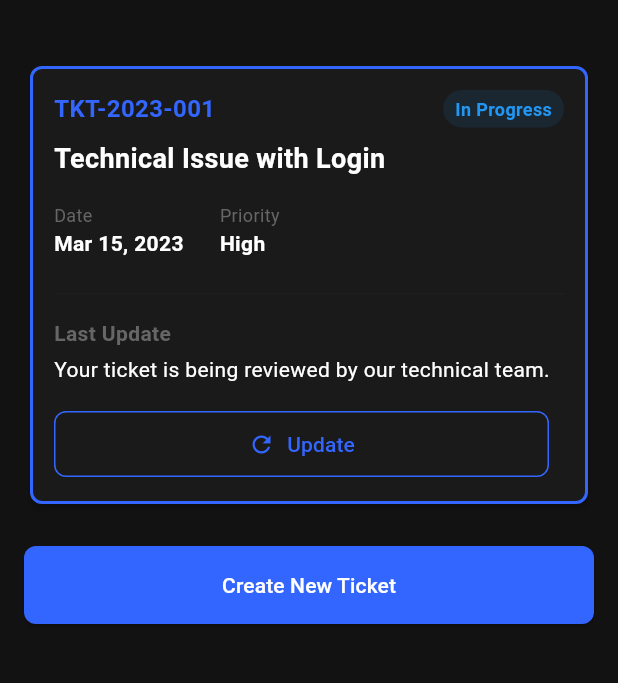
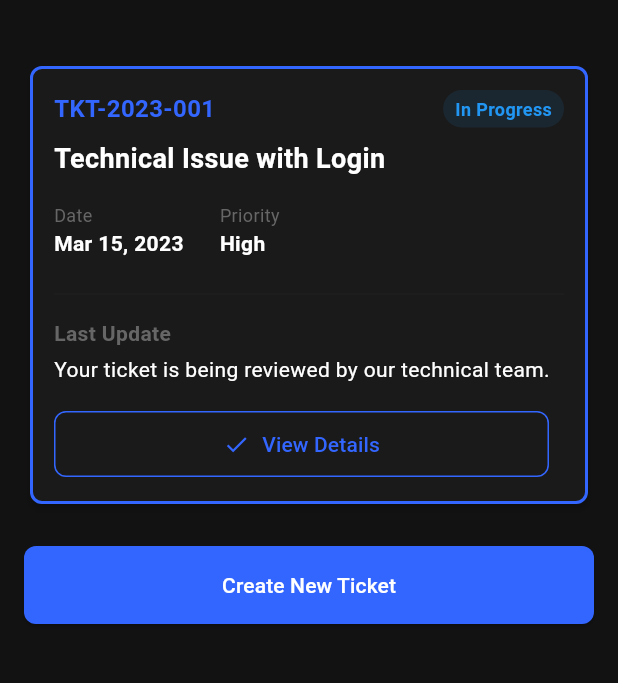
Before and after one commit to parthm223/sky_techiez, a Flutter app: the TicketStatusScreen screen opened directly, on a phone screen of 412 x 824 dp, the part 288-971 px from its top. Run offline on Flutter 3.47's test engine with Material 3 defaults, Android fonts, the phone set to English and light mode, and no system bars; our stand-ins replace camera, flutter_widget_from_html_core, get, get_storage, image_picker; accounts and stored records are empty; network calls fail.

Commit message:
close ticket

```diff
--- a/lib/screens/profile_screen.dart
+++ b/lib/screens/profile_screen.dart
@@ -113,8 +113,8 @@ class _ProfileScreenState extends State<ProfileScreen> {
                             _buildProfileItem(
                                 'Phone:', userDetail?.phone ?? 'N/A'),
                             _buildProfileItem('DOB:', userDetail?.dob ?? 'N/A'),
-                            // _buildProfileItem(
-                            //     'ID:', userDetail?.id?.toString() ?? 'N/A'),
+                            _buildProfileItem(
+                                'ID:', userDetail?.id?.toString() ?? 'N/A'),
                             // _buildProfileItem(
                             //     'Account ID:', userDetail?.accountId ?? 'N/A'),
                             const SizedBox(height: 8),
--- a/lib/screens/ticket_status_screen.dart
+++ b/lib/screens/ticket_status_screen.dart
@@ -585,8 +585,8 @@ class _TicketStatusScreenState extends State<TicketStatusScreen> {
                     Expanded(
                       child: OutlinedButton.icon(
                         onPressed: () {},
-                        icon: const Icon(Icons.refresh),
-                        label: const Text('Update'),
+                        icon: const Icon(Icons.done),
+                        label: const Text('View Details'),
                         style: OutlinedButton.styleFrom(
                           foregroundColor: AppColors.primaryBlue,
                         ),
@@ -607,9 +607,8 @@ class _TicketStatusScreenState extends State<TicketStatusScreen> {
                               var request = http.MultipartRequest(
                                   'POST',
                                   Uri.parse(
-                                      'https://tech.skytechiez.co/api/close-ticket/$ticketId'));
+                                      'https://tech.skytechiez.co/api/close-ticket/$id'));
                               request.headers.addAll(headers);
-
                               http.StreamedResponse response =
                                   await request.send();
 
--- a/lib/theme/app_theme.dart
+++ b/lib/theme/app_theme.dart
@@ -12,6 +12,12 @@ class AppColors {
   static const Color grey = Color(0xFF666666);
   static const Color lightGrey = Color(0xFF1E1E1E);
   static const Color cardBackground = Color(0xFF1A1A1A);
+
+  // Add these for chat bubbles
+  static const Color userMessageBackground = Color(0xFF3366FF); // Primary blue
+  static const Color supportMessageBackground = Color(0xFF333333); // Dark grey
+  static const Color systemMessageBackground =
+      Color(0xFF444444); // Slightly lighter grey
 }
 
 class AppTheme {
```
Also changed, not shown: lib/screens/ticket_details_screen.dart (+28 -17 lines).
